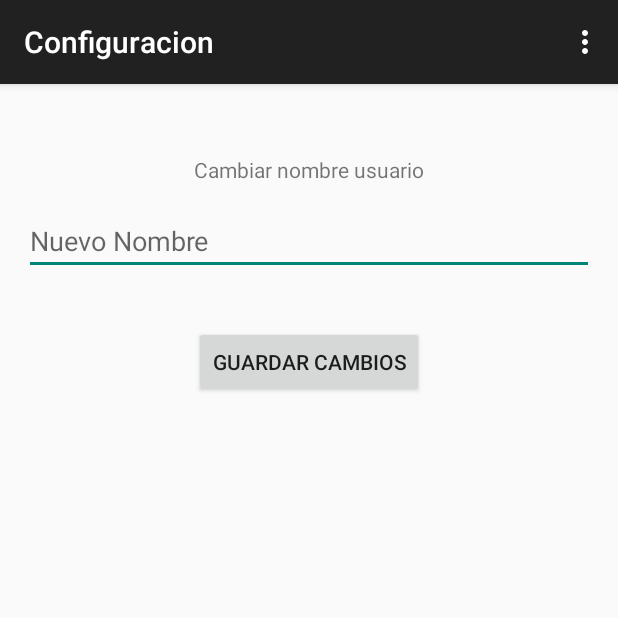
After one commit to sergonram/mesas-ave, an Android app: the Configuracion screen opened directly, with no data from a screen before it, on a phone screen of 412 x 824 dp, the top half of it. The commit adds this screen. Run offline under Robolectric (Android 15) with nearby library versions, the phone set to English and light mode, and no system bars.

Commit message:
actividad e interfaz creada

```diff
--- a/compartemesa/build.gradle
+++ b/compartemesa/build.gradle
@@ -19,7 +19,7 @@ android {
 }
 
 dependencies {
-    compile fileTree(dir: 'libs', include: ['*.jar'])
     compile 'com.android.support:support-v4:19.0.1'
     compile 'com.android.support:appcompat-v7:19.0.1'
+    compile fileTree(dir: 'libs', include: ['*.jar'])
 }
--- a/compartemesa/src/main/AndroidManifest.xml
+++ b/compartemesa/src/main/AndroidManifest.xml
@@ -16,6 +16,10 @@
                 <category android:name="android.intent.category.LAUNCHER" />
             </intent-filter>
         </activity>
+        <activity
+            android:name="com.bigomby.compartemesa.Configuracion"
+            android:label="@string/title_activity_configuracion" >
+        </activity>
     </application>
 
 </manifest>
--- /dev/null
+++ b/compartemesa/src/main/java/com/bigomby/compartemesa/Configuracion.java
@@ -0,0 +1,40 @@
+package com.bigomby.compartemesa;
+
+import android.support.v7.app.ActionBarActivity;
+import android.os.Bundle;
+import android.view.Menu;
+import android.view.MenuItem;
+
+
+public class Configuracion extends ActionBarActivity {
+
+
+    @Override
+    protected void onCreate(Bundle savedInstanceState) {
+        super.onCreate(savedInstanceState);
+        setContentView(R.layout.activity_configuracion);
+
+    }
+
+
+    @Override
+    public boolean onCreateOptionsMenu(Menu menu) {
+
+        // Inflate the menu; this adds items to the action bar if it is present.
+        getMenuInflater().inflate(R.menu.configuracion, menu);
+        return true;
+    }
+
+    @Override
+    public boolean onOptionsItemSelected(MenuItem item) {
+        // Handle action bar item clicks here. The action bar will
+        // automatically handle clicks on the Home/Up button, so long
+        // as you specify a parent activity in AndroidManifest.xml.
+        int id = item.getItemId();
+        if (id == R.id.action_settings) {
+            return true;
+        }
+        return super.onOptionsItemSelected(item);
+    }
+
+}
--- a/compartemesa/src/main/java/com/bigomby/compartemesa/MainActivity.java
+++ b/compartemesa/src/main/java/com/bigomby/compartemesa/MainActivity.java
@@ -1,5 +1,6 @@
 package com.bigomby.compartemesa;
 
+import android.content.Intent;
 import android.content.res.Configuration;
 import android.os.Bundle;
 import android.support.v4.app.ActionBarDrawerToggle;
@@ -13,6 +14,7 @@ import android.view.View;
 import android.widget.AdapterView;
 import android.widget.ArrayAdapter;
 import android.widget.ListView;
+import android.widget.TextView;
 
 public class MainActivity extends ActionBarActivity {
 
@@ -23,6 +25,8 @@ public class MainActivity extends ActionBarActivity {
     private CharSequence tituloApp;
     private ActionBarDrawerToggle drawerToggle;
     Fragment fragment;
+    String[] info; // Para recibir la información.
+    TextView nombre;
 
     @Override
     public void onCreate(Bundle savedInstanceState) {
@@ -35,6 +39,7 @@ public class MainActivity extends ActionBarActivity {
         fragmentManager.beginTransaction()
                 .replace(R.id.content_frame, new Home())
                 .commit();
+
 
         tituloSeccion = (String) getTitle();
 
@@ -65,7 +70,7 @@ public class MainActivity extends ActionBarActivity {
                         fragment = new Search();
                         break;
                     case 3:
-                        fragment = new Config();
+                        lanzar(view);
                         break;
                 }
 
@@ -136,4 +141,9 @@ public class MainActivity extends ActionBarActivity {
         super.onConfigurationChanged(newConfig);
         drawerToggle.onConfigurationChanged(newConfig);
     }
+
+    public void lanzar(View view) {
+        Intent i = new Intent(this, Configuracion.class );
+        startActivity(i);
+    }
 }
--- /dev/null
+++ b/compartemesa/src/main/res/layout/activity_configuracion.xml
@@ -0,0 +1,40 @@
+<RelativeLayout xmlns:android="http://schemas.android.com/apk/res/android"
+    xmlns:tools="http://schemas.android.com/tools"
+    android:layout_width="match_parent"
+    android:layout_height="match_parent"
+    android:paddingLeft="@dimen/activity_horizontal_margin"
+    android:paddingRight="@dimen/activity_horizontal_margin"
+    android:paddingTop="@dimen/activity_vertical_margin"
+    android:paddingBottom="@dimen/activity_vertical_margin"
+    tools:context="com.bigomby.compartemesa.Configuracion">
+
+
+    <TextView
+        android:id="@+id/TxtDetalle"
+        android:layout_width="wrap_content"
+        android:layout_height="wrap_content"
+        android:text="@string/cambiarNombreUsr"
+        android:layout_alignLeft="@+id/button"
+        android:layout_alignStart="@+id/button"
+        android:layout_marginTop="31dp" />
+
+    <EditText android:id="@+id/Nombreusr"
+        android:hint="@string/nombre"
+        android:layout_width="match_parent"
+        android:layout_height="wrap_content"
+        android:inputType="text"
+        android:layout_below="@+id/TxtDetalle"
+        android:layout_alignParentLeft="true"
+        android:layout_alignParentStart="true"
+        android:layout_marginTop="15dp"/>
+
+    <Button
+        android:layout_width="wrap_content"
+        android:layout_height="wrap_content"
+        android:layout_marginTop="34dp"
+        android:layout_below="@+id/Nombreusr"
+        android:layout_centerHorizontal="true"
+        android:text="@string/guardar"
+        android:id="@+id/button" />
+
+</RelativeLayout>
--- /dev/null
+++ b/compartemesa/src/main/res/menu/configuracion.xml
@@ -0,0 +1,10 @@
+<menu xmlns:android="http://schemas.android.com/apk/res/android"
+    xmlns:app="http://schemas.android.com/apk/res-auto"
+    xmlns:tools="http://schemas.android.com/tools"
+    tools:context="com.bigomby.compartemesa.Configuracion" >
+
+    <item android:id="@+id/action_settings"
+        android:title="@string/action_settings"
+        android:orderInCategory="100"
+        app:showAsAction="never" />
+</menu>
--- /dev/null
+++ b/compartemesa/src/main/res/values/strings.xml
@@ -0,0 +1,10 @@
+<resources>
+        <string name="title_activity_configuracion">Configuracion</string>
+
+    <string name="hello_world">Hello world!</string>
+    <string name="action_settings">Settings</string>
+    <string name="cambiarNombreUsr">Cambiar nombre usuario</string>
+    <string name="nombre">Nuevo Nombre</string>
+    <string name="guardar">Guardar Cambios</string>
+
+</resources>
```
Also changed, not shown: 2 other files.
